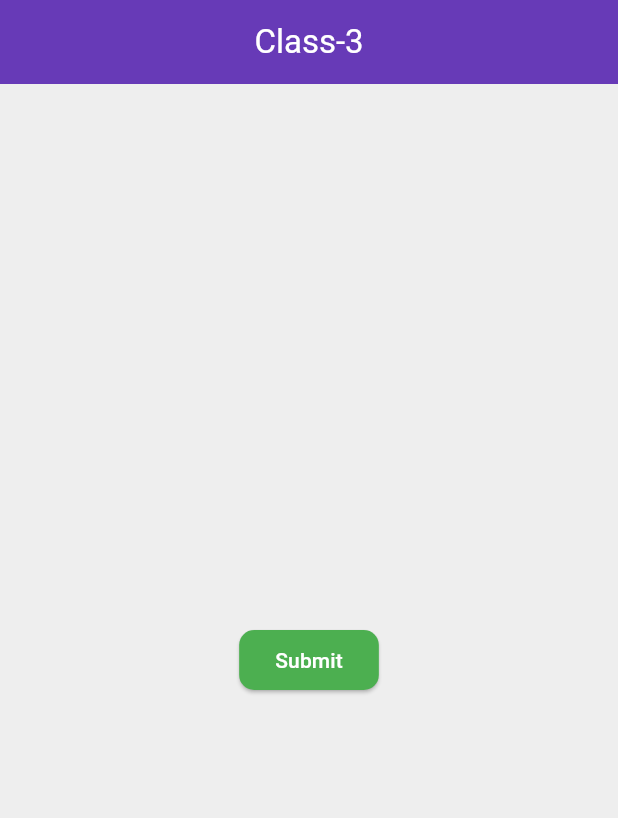
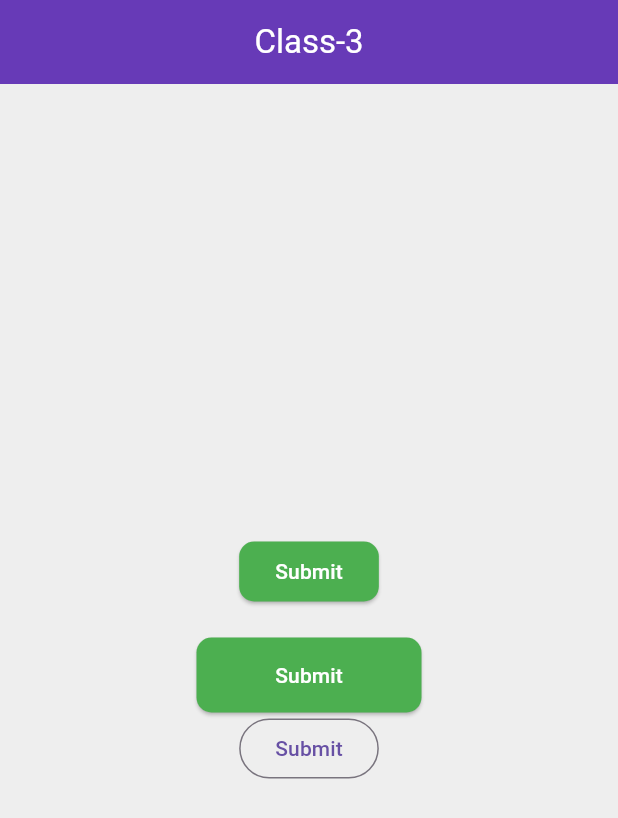
Before and after one commit to emranrakib62/Start_Flutter, a Flutter app: the screen it shows after launch, on a phone screen of 412 x 824 dp. Shown: the top 818 px of the screen. Run offline on Flutter 3.47's test engine with Material 3 defaults, Android fonts, the phone set to English and light mode, and no system bars.

Commit message:
new btn add

```diff
--- a/lib/class_3.dart
+++ b/lib/class_3.dart
@@ -37,7 +37,35 @@ class Class3 extends StatelessWidget {
 
               print('Clicked');
 
-            }, child: Text('Submit'))
+            }, child: Text('Submit')),
+    SizedBox(
+     height: 20,
+
+      ),
+            SizedBox(
+              height: 50,
+              width: 150,
+              child:ElevatedButton(
+                    style:ElevatedButton.styleFrom(
+                        backgroundColor:Colors.green,
+                        foregroundColor: Colors.white,
+                        shape:RoundedRectangleBorder(
+                            borderRadius: BorderRadius.circular(10 )
+                        )
+                    ) ,
+
+                    onPressed: (){
+
+
+                      print('Clicked');
+
+                    }, child: Text('Submit'))
+            ),
+
+            OutlinedButton(onPressed: (){}, child: Text('Submit'))
+
+
+
           ],
 
         ),
```
